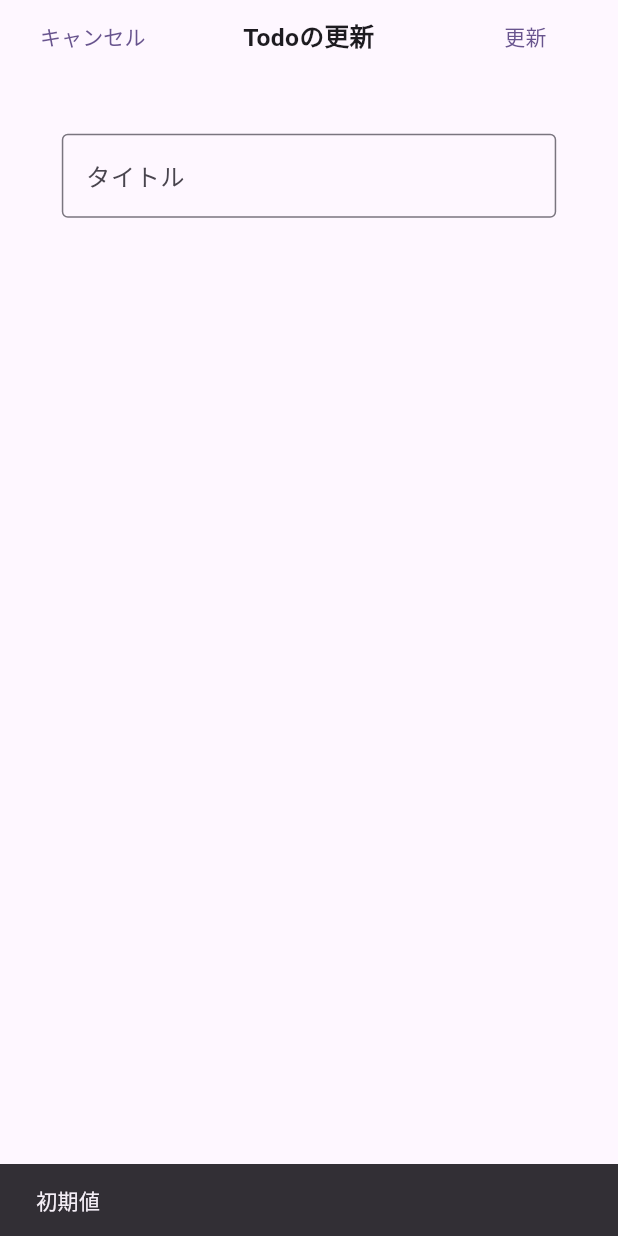
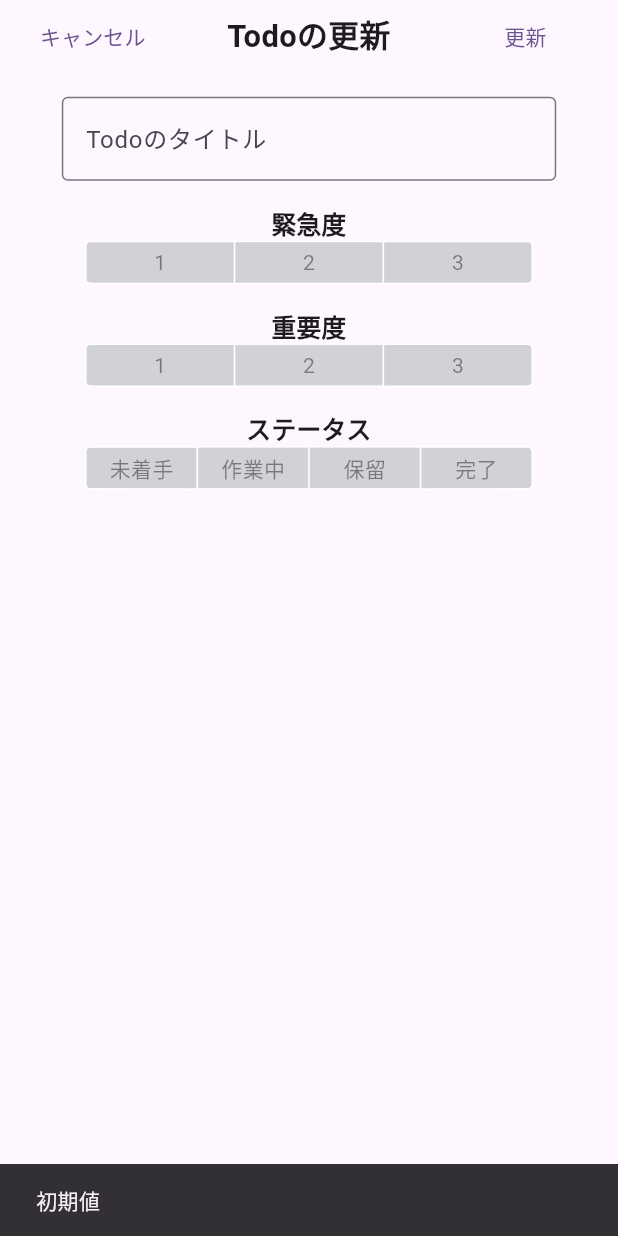
Before and after one commit to sakku-14/TodoApp, a Flutter app: the EditBottomSheetView widget shown alone on an empty page, opened directly, after a tap on "更新", on a phone screen of 412 x 824 dp. Run offline on Flutter 3.47's test engine with Material 2 defaults, Android fonts, the phone set to English and light mode, and no system bars; our stand-ins replace flutter_riverpod, flutter_slidable, freezed_annotation, riverpod_annotation; generated files the repository leaves out were written again.

Commit message:
#18 更新用のボトムシートを共通のボトムシートを使うよう変更

```diff
--- /dev/null
+++ b/lib/View/common_bottom_sheet_view.dart
@@ -0,0 +1,158 @@
+import 'package:flutter/cupertino.dart';
+import 'package:flutter/material.dart';
+
+class CommonBottomSheetView extends StatefulWidget {
+  const CommonBottomSheetView({Key? key}) : super(key: key);
+
+  @override
+  CommonBottomSheetViewState createState() => CommonBottomSheetViewState();
+}
+
+class CommonBottomSheetViewState extends State<CommonBottomSheetView> {
+  String? todoTitle = '初期値';
+  int emergencyPoint = 1;
+  int priorityPoint = 1;
+  int todoStatus = 1;
+
+  /// Todoの入力情報を取得
+  (String?, int, int, int) getInputInfo() {
+    return (todoTitle, emergencyPoint, priorityPoint, todoStatus);
+  }
+
+  @override
+  Widget build(BuildContext context) {
+    var screenSize = MediaQuery.of(context).size;
+    return Column(
+      children: [
+        /// タイトル
+        Container(
+          margin: EdgeInsets.only(top: screenSize.height * 0.02),
+          child: SizedBox(
+            width: screenSize.width * 0.8,
+            child: TextField(
+              onChanged: (text) {
+                todoTitle = text;
+              },
+              decoration: const InputDecoration(
+                border: OutlineInputBorder(),
+                labelText: 'Todoのタイトル',
+              ),
+            ),
+          ),
+        ),
+
+        /// 緊急度
+        Container(
+          margin: EdgeInsets.only(top: screenSize.height * 0.02),
+          child: SizedBox(
+            width: screenSize.width * 0.8,
+            child: Column(
+              children: [
+                Text(
+                  '緊急度',
+                  textAlign: TextAlign.center,
+                  style: TextStyle(
+                      fontWeight: FontWeight.bold,
+                      fontSize: screenSize.width * 0.04),
+                ),
+                SizedBox(
+                  width: double.infinity,
+                  child: CupertinoSegmentedControl(
+                    children: const {
+                      1: Text("1"),
+                      2: Text("2"),
+                      3: Text("3"),
+                    },
+                    onValueChanged: (value) {
+                      emergencyPoint = value;
+                    },
+                    selectedColor: CupertinoColors.secondaryLabel,
+                    pressedColor: CupertinoColors.secondaryLabel,
+                    unselectedColor: CupertinoColors.systemGrey4,
+                    borderColor: CupertinoColors.white,
+                  ),
+                ),
+              ],
+            ),
+          ),
+        ),
+
+        /// 重要度
+        Container(
+          margin: EdgeInsets.only(top: screenSize.height * 0.02),
+          child: SizedBox(
+            width: screenSize.width * 0.8,
+            child: Column(
+              children: [
+                Text(
+                  '重要度',
+                  textAlign: TextAlign.center,
+                  style: TextStyle(
+                      fontWeight: FontWeight.bold,
+                      fontSize: screenSize.width * 0.04),
+                ),
+                SizedBox(
+                  width: double.infinity,
+                  child: CupertinoSegmentedControl(
+                    children: const {
+                      1: Text("1"),
+                      2: Text("2"),
+                      3: Text("3"),
+                    },
+                    onValueChanged: (value) {
+                      priorityPoint = value;
+                    },
+                    selectedColor: CupertinoColors.secondaryLabel,
+                    pressedColor: CupertinoColors.secondaryLabel,
+                    unselectedColor: CupertinoColors.systemGrey4,
+                    borderColor: CupertinoColors.white,
+                  ),
+                ),
+              ],
+            ),
+          ),
+        ),
+
+        /// ステータス
+        Container(
+          margin: EdgeInsets.only(
+            top: screenSize.height * 0.02,
+            bottom: screenSize.height * 0.05,
+          ),
+          child: SizedBox(
+            width: screenSize.width * 0.8,
+            child: Column(
+              children: [
+                Text(
+                  'ステータス',
+                  textAlign: TextAlign.center,
+                  style: TextStyle(
+                      fontWeight: FontWeight.bold,
+                      fontSize: screenSize.width * 0.04),
+                ),
+                SizedBox(
+                  width: double.infinity,
+                  child: CupertinoSegmentedControl(
+                    children: const {
+                      1: Text("未着手"),
+                      2: Text("作業中"),
+                      3: Text("保留"),
+                      4: Text("完了"),
+                    },
+                    onValueChanged: (value) {
+                      todoStatus = value;
+                    },
+                    selectedColor: CupertinoColors.secondaryLabel,
+                    pressedColor: CupertinoColors.secondaryLabel,
+                    unselectedColor: CupertinoColors.systemGrey4,
+                    borderColor: CupertinoColors.white,
+                  ),
+                ),
+              ],
+            ),
+          ),
+        ),
+      ],
+    );
+  }
+}
--- a/lib/View/edit_bottom_sheet_view.dart
+++ b/lib/View/edit_bottom_sheet_view.dart
@@ -1,12 +1,16 @@
 import 'package:flutter/material.dart';
+import 'package:flutter_riverpod/flutter_riverpod.dart';
+import 'package:todo_app/View/common_bottom_sheet_view.dart';
 
-class EditBottomSheetView extends StatelessWidget {
-  const EditBottomSheetView({super.key});
+class EditBottomSheetView extends ConsumerWidget {
+  const EditBottomSheetView({Key? key}) : super(key: key);
 
   @override
-  Widget build(BuildContext context) {
+  Widget build(BuildContext context, WidgetRef ref) {
+    final commonButtonSheetViewKey =
+        GlobalObjectKey<CommonBottomSheetViewState>(context);
+    // var notifier = ref.read(editBottomSheetViewModelProvider.notifier);
     var screenSize = MediaQuery.of(context).size;
-    String? todoTitle = '初期値';
     return Column(
       mainAxisSize: MainAxisSize.min,
       children: <Widget>[
@@ -27,15 +31,18 @@ class EditBottomSheetView extends StatelessWidget {
                 textAlign: TextAlign.center,
                 style: TextStyle(
                     fontWeight: FontWeight.bold,
-                    fontSize: screenSize.width * 0.04),
+                    fontSize: screenSize.width * 0.05),
               ),
             ),
             SizedBox(
               width: screenSize.width * 0.3,
               child: TextButton(
                 onPressed: () {
-                  ScaffoldMessenger.of(context)
-                      .showSnackBar(SnackBar(content: Text('$todoTitle')));
+                  var inputInfo =
+                      commonButtonSheetViewKey.currentState?.getInputInfo();
+                  if (inputInfo == null) return;
+                  ScaffoldMessenger.of(context).showSnackBar(
+                      SnackBar(content: Text(inputInfo.$1.toString())));
                 },
                 onLongPress: () {},
                 child: const Text('更新'),
@@ -43,22 +50,7 @@ class EditBottomSheetView extends StatelessWidget {
             ),
           ],
         ),
-        // TODO:23.8.17:A.Uehara:ここから下は共通のダイアログを使う
-        Container(
-          margin: EdgeInsets.all(screenSize.width * 0.1),
-          child: SizedBox(
-            width: screenSize.width * 0.8,
-            child: TextField(
-              onChanged: (text) {
-                todoTitle = text;
-              },
-              decoration: const InputDecoration(
-                border: OutlineInputBorder(),
-                labelText: 'タイトル',
-              ),
-            ),
-          ),
-        ),
+        CommonBottomSheetView(key: commonButtonSheetViewKey),
       ],
     );
   }
```
